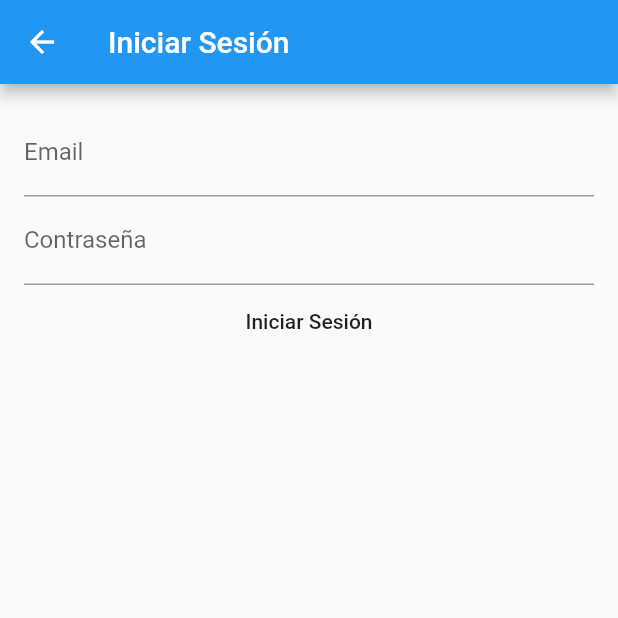
After one commit to JairoPadillaN/flutter_authentication_with_laravel_sanctum, a Flutter app: the screen it shows after launch, in the side drawer, after a tap on "Iniciar Sesión", on a phone screen of 412 x 824 dp, the top half of it. The commit adds this screen. Run offline on Flutter 3.47's test engine with Material 2 defaults, Android fonts, the phone set to English and light mode, and no system bars.

Commit message:
03 Building the login screen

```diff
--- /dev/null
+++ b/lib/screen/login-screen.dart
@@ -0,0 +1,69 @@
+import 'dart:developer';
+
+import 'package:flutter/material.dart';
+
+class LoginScreen extends StatefulWidget {
+  @override
+  State<StatefulWidget> createState() {
+    return LoginState();
+  }
+}
+
+class LoginState extends State<LoginScreen> {
+  final _formKey = GlobalKey<FormState>();
+  String _email;
+  String _password;
+
+  void submit() {
+    log(_email);
+    log(_password);
+  }
+
+  @override
+  Widget build(BuildContext context) {
+    return Scaffold(
+      appBar: AppBar(
+        title: Text('Iniciar Sesión'),
+      ),
+      body: Form(
+          key: _formKey,
+          child: Scrollbar(
+            child: SingleChildScrollView(
+              padding: EdgeInsets.all(16),
+              child: Column(
+                children: [
+                  TextFormField(
+                    decoration: InputDecoration(
+                      labelText: 'Email',
+                      hintText: 'example@email.com',
+                    ),
+                    onSaved: (value) {
+                      _email = value;
+                    },
+                  ),
+                  TextFormField(
+                    decoration: InputDecoration(
+                      labelText: 'Contraseña',
+                    ),
+                    onSaved: (value) {
+                      _password = value;
+                    },
+                  ),
+                  SizedBox(
+                    width: double.infinity,
+                    child: FlatButton(
+                      child: Text('Iniciar Sesión'),
+                      onPressed: () {
+                        _formKey.currentState.save();
+
+                        this.submit();
+                      },
+                    ),
+                  )
+                ],
+              ),
+            ),
+          )),
+    );
+  }
+}
--- a/lib/widgets/nav-drawer.dart
+++ b/lib/widgets/nav-drawer.dart
@@ -1,4 +1,5 @@
 import 'package:flutter/material.dart';
+import 'package:flutter_authentication_with_laravel_sanctum/screen/login-screen.dart';
 import 'package:flutter_authentication_with_laravel_sanctum/screen/posts-screen.dart';
 
 class NavDrawer extends StatelessWidget {
@@ -17,6 +18,13 @@ class NavDrawer extends StatelessWidget {
                   MaterialPageRoute(builder: (context) => PostsScreen()));
             },
           ),
+          ListTile(
+            title: Text('Iniciar Sesión'),
+            onTap: () {
+              Navigator.push(context,
+                  MaterialPageRoute(builder: (context) => LoginScreen()));
+            },
+          )
         ],
       ),
     );
```
